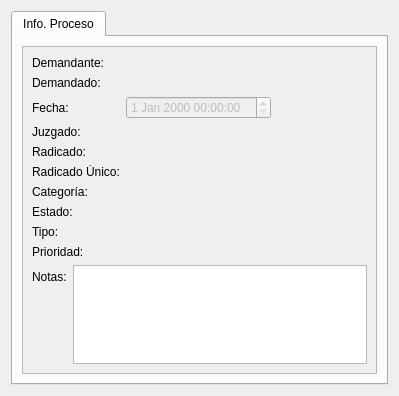
First picture: the form in AbogadosDesktop/src/gui/uis/verProceso.ui, repository ehmsoft/Desktop, before the edit.
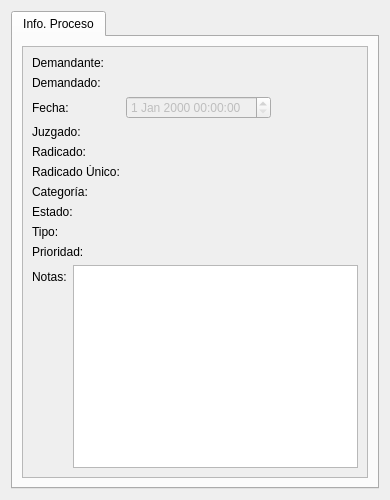
Second picture: the form after the edit.

Commit message: Se cambia el tamaño mínimo de ciertos elementos de la interfaz para arreglar el problema que aparecen en pequeños las ventanas en ver.

```diff
--- a/AbogadosDesktop/src/gui/uis/verProceso.ui
+++ b/AbogadosDesktop/src/gui/uis/verProceso.ui
@@ -6,8 +6,8 @@
    <rect>
     <x>0</x>
     <y>0</y>
-    <width>399</width>
-    <height>396</height>
+    <width>390</width>
+    <height>500</height>
    </rect>
   </property>
   <property name="sizePolicy">
@@ -16,6 +16,12 @@
     <verstretch>0</verstretch>
    </sizepolicy>
   </property>
+  <property name="minimumSize">
+   <size>
+    <width>350</width>
+    <height>500</height>
+   </size>
+  </property>
   <property name="windowTitle">
    <string>Ver Proceso</string>
   </property>
@@ -40,8 +46,8 @@
            <rect>
             <x>0</x>
             <y>0</y>
-            <width>369</width>
-            <height>345</height>
+            <width>318</width>
+            <height>419</height>
            </rect>
           </property>
           <layout class="QVBoxLayout" name="verticalLayout">
```
The commit also changes 6 other files.
